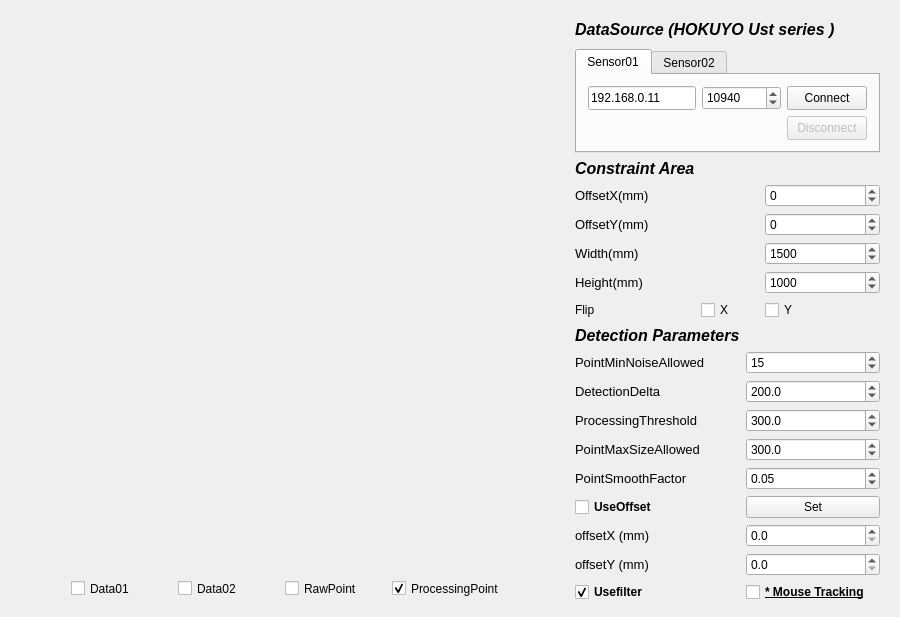
Above: QT_URG/QT_URG.ui from Zhi0927/WiserUrg before the change. Below: the same form after it.
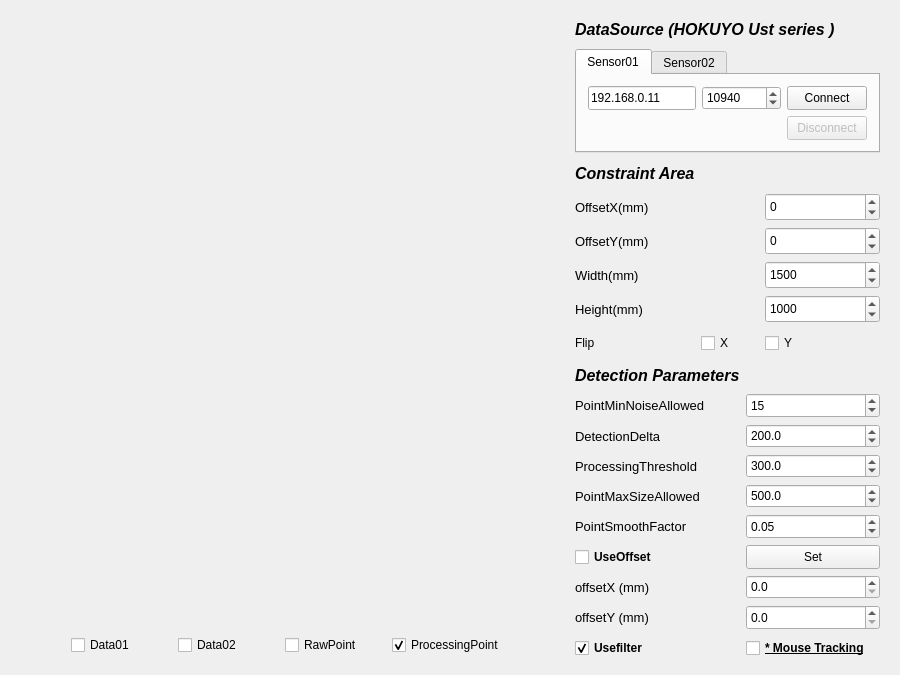
That is the form after the change. Custom widgets are drawn as their Qt base class.

What changed in the file:
```diff
--- a/QT_URG/QT_URG.ui
+++ b/QT_URG/QT_URG.ui
@@ -7,7 +7,7 @@
     <x>0</x>
     <y>0</y>
     <width>900</width>
-    <height>600</height>
+    <height>675</height>
    </rect>
   </property>
   <property name="sizePolicy">
@@ -841,7 +841,7 @@
         <double>1000.000000000000000</double>
        </property>
        <property name="value">
-        <double>300.000000000000000</double>
+        <double>500.000000000000000</double>
        </property>
       </widget>
      </item>
```
